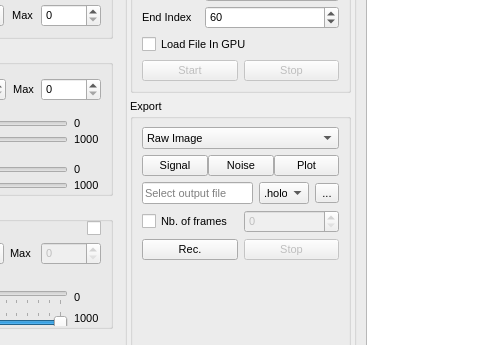
Before: the Qt Designer form Holovibes/assets/ui/mainwindow.ui in DigitalHolography/Holovibes, drawn with Qt 5; both pictures show x 628 to 1108 and y 131 to 476 of the 1291 by 815 pixel window.
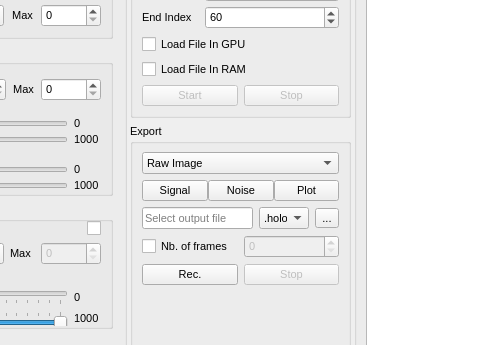
After: the same form once the commit is applied. Custom widgets are drawn as their Qt base class.

Commit message: feat(input): added 'load in ram' option

Diff of the .ui file:
```diff
--- a/Holovibes/assets/ui/mainwindow.ui
+++ b/Holovibes/assets/ui/mainwindow.ui
@@ -2665,6 +2665,22 @@
               </property>
              </widget>
             </item>
+            <item>
+             <widget class="QCheckBox" name="LoadFileInRamCheckBox">
+              <property name="toolTip">
+               <string>Allows much higher FPS. Requires high RAM.</string>
+              </property>
+              <property name="layoutDirection">
+               <enum>Qt::LeftToRight</enum>
+              </property>
+              <property name="locale">
+               <locale language="French" country="France"/>
+              </property>
+              <property name="text">
+               <string>Load File In RAM</string>
+              </property>
+             </widget>
+            </item>
             <item>
              <layout class="QHBoxLayout" name="horizontalLayout_27">
               <item>
```
Left out of the diff: 35 changed lines with no effect on the pictures. The commit also changes 7 other files.
